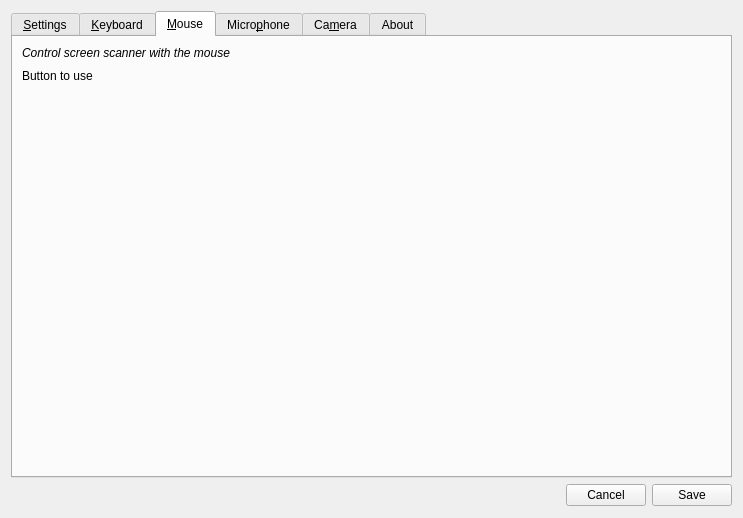
rfernandezfranco/nadir, file src/confWidget.ui: the form before one commit.
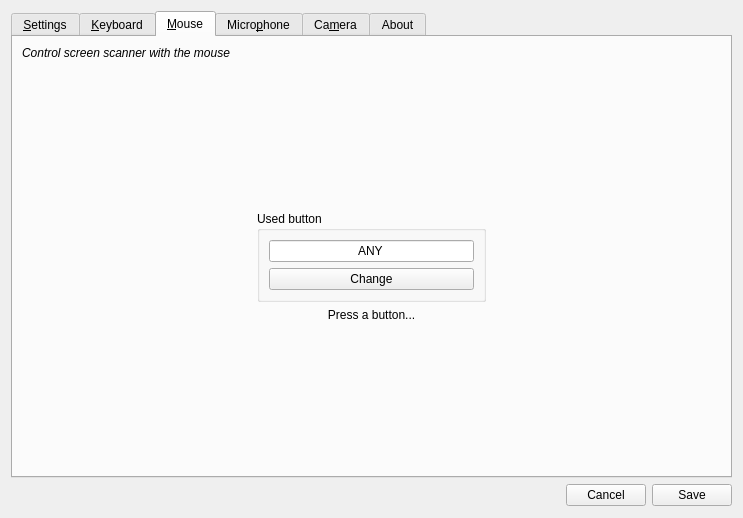
The form after the commit. The open tabs and pages were chosen to show the change. Icons and pictures are not drawn.

Commit message: fix mouse button handling and layout

What changed in the file:
```diff
--- a/src/confWidget.ui
+++ b/src/confWidget.ui
@@ -564,7 +564,7 @@
        <string>&amp;Mouse</string>
       </attribute>
       <layout class="QGridLayout" name="gridLayout_5">
-       <item row="1" column="0" colspan="2">
+       <item row="0" column="0" colspan="3">
         <widget class="QLabel" name="label_7">
          <property name="font">
           <font>
@@ -576,8 +576,8 @@
          </property>
         </widget>
        </item>
-       <item row="3" column="0">
-        <spacer name="verticalSpacer_2">
+       <item row="1" column="1">
+        <spacer name="verticalSpacer_mouse_top">
          <property name="orientation">
           <enum>Qt::Vertical</enum>
          </property>
@@ -590,15 +590,73 @@
         </spacer>
        </item>
        <item row="2" column="0">
-        <widget class="QLabel" name="label_3">
-         <property name="enabled">
-          <bool>true</bool>
+        <spacer name="horizontalSpacer_mouse_left">
+         <property name="orientation">
+          <enum>Qt::Horizontal</enum>
          </property>
+         <property name="sizeHint" stdset="0">
+          <size>
+           <width>40</width>
+           <height>20</height>
+          </size>
+         </property>
+        </spacer>
+       </item>
+       <item row="2" column="1">
+         <widget class="QGroupBox" name="mouseGroupBox">
+          <property name="title">
+           <string>Used button</string>
+          </property>
+          <layout class="QGridLayout" name="gridLayout_mouse">
+           <item row="0" column="0">
+            <widget class="QLineEdit" name="mouseButtonField">
+             <property name="focusPolicy">
+              <enum>Qt::NoFocus</enum>
+             </property>
+             <property name="text">
+              <string>ANY</string>
+             </property>
+             <property name="alignment">
+              <set>Qt::AlignCenter</set>
+             </property>
+             <property name="readOnly">
+              <bool>true</bool>
+             </property>
+            </widget>
+           </item>
+           <item row="1" column="0">
+            <widget class="QPushButton" name="changeButtonButton">
+             <property name="text">
+              <string>Change</string>
+             </property>
+            </widget>
+           </item>
+          </layout>
+         </widget>
+        </item>
+       <item row="3" column="1">
+        <widget class="QLabel" name="pressButtonLabel">
          <property name="text">
-          <string>Button to use</string>
+          <string>Press a button...</string>
+         </property>
+         <property name="alignment">
+          <set>Qt::AlignCenter</set>
          </property>
         </widget>
        </item>
+       <item row="4" column="1">
+        <spacer name="verticalSpacer_mouse_bottom">
+         <property name="orientation">
+          <enum>Qt::Vertical</enum>
+         </property>
+         <property name="sizeHint" stdset="0">
+          <size>
+           <width>20</width>
+           <height>40</height>
+          </size>
+         </property>
+        </spacer>
+       </item>
        <item row="2" column="2">
         <spacer name="horizontalSpacer_2">
          <property name="orientation">
```
Left out of the diff: 55 changed lines with no effect on the pictures. The commit also changes 18 other files.
